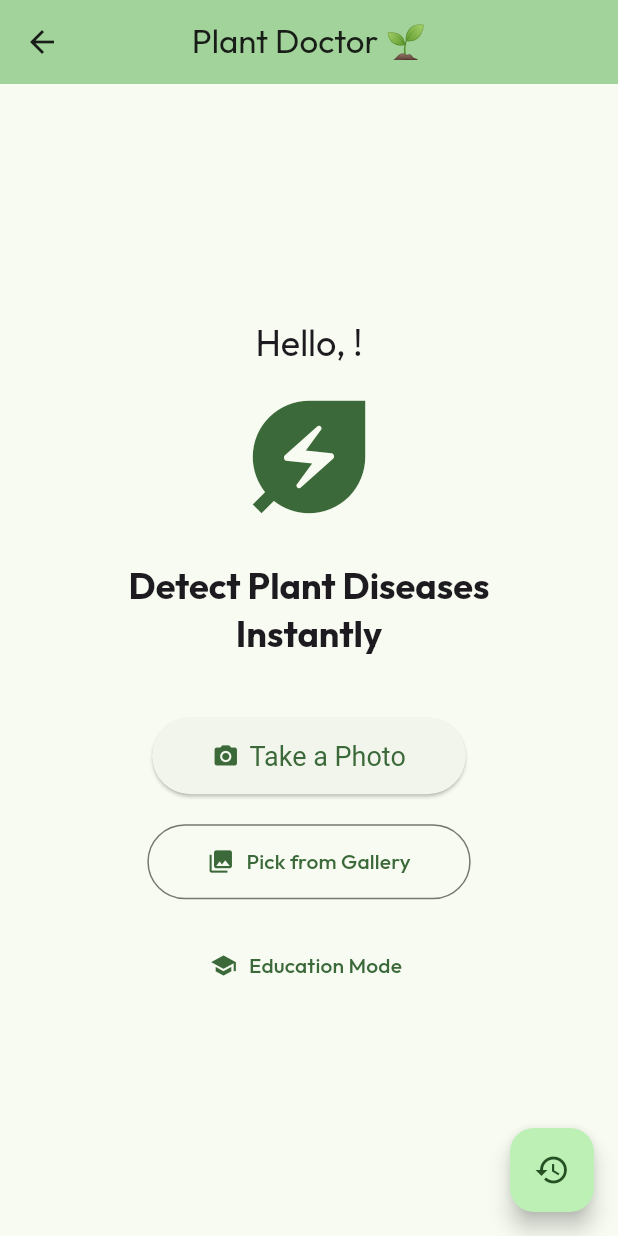
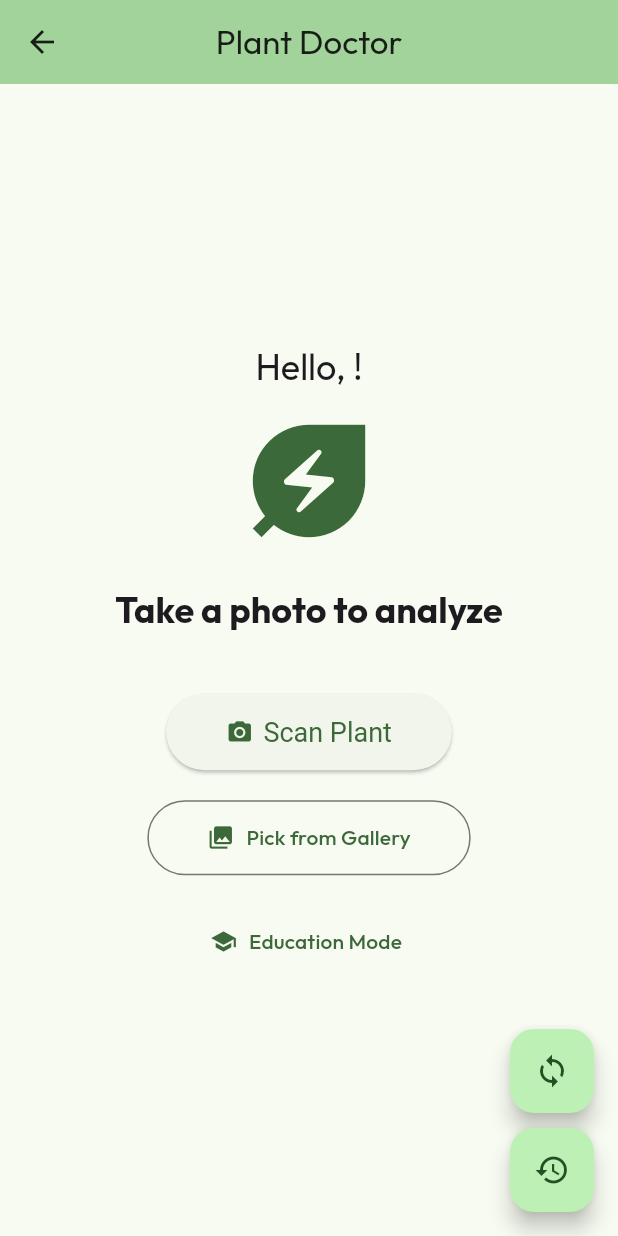
Before and after one commit to Gesi12340/AI-Plant-Disease-Detector, a Flutter app: the HomeScreen screen opened by its route, after a tap on "Pick from Gallery", on a phone screen of 412 x 824 dp. Run offline on Flutter 3.47's test engine with Material 3 defaults, Android fonts, the phone set to English and light mode, and no system bars; our stand-ins replace connectivity_plus, fl_chart, google_fonts, image_picker, percent_indicator, shared_preferences and 1 more; missing offline and left inert: tflite_flutter; accounts and stored records are empty; generated files the repository leaves out were written again.

Commit message:
feat: Add Multi-Language Support (EN/SW), Treatment Database, and Server Sync
- Multi-Language: Added flutter_localizations with English and Swahili ARB files
- Treatment DB: New treatments table with chemical/organic remedies per disease
- Server Sync: Wi-Fi-only cloud backup via SyncService with mock endpoint
- Updated all screens with localized strings
- Database migrated to version 2 with isSynced tracking

```diff
--- /dev/null
+++ b/mobile_app/l10n.yaml
@@ -0,0 +1,3 @@
+arb-dir: lib/l10n
+template-arb-file: app_en.arb
+output-localization-file: app_localizations.dart
--- a/mobile_app/lib/screens/home_screen.dart
+++ b/mobile_app/lib/screens/home_screen.dart
@@ -1,9 +1,11 @@
 import 'dart:io';
 import 'package:flutter/material.dart';
+import 'package:flutter_gen/gen_l10n/app_localizations.dart';
 import 'package:image_picker/image_picker.dart';
 import 'package:shared_preferences/shared_preferences.dart';
 import '../services/classifier_service.dart';
 import '../services/database_helper.dart';
+import '../services/sync_service.dart';
 import 'result_screen.dart';
 import 'history_screen.dart';
 import 'education_screen.dart';
@@ -25,6 +27,7 @@ class _HomeScreenState extends State<HomeScreen> {
     super.initState();
     _classifierService.loadModel();
     _loadUserName();
+    SyncService.instance.performSync();
   }
 
   String _userName = "Farmer";
@@ -77,7 +80,7 @@ class _HomeScreenState extends State<HomeScreen> {
   Widget build(BuildContext context) {
     return Scaffold(
       appBar: AppBar(
-        title: const Text('Plant Doctor 🌱'),
+        title: Text(AppLocalizations.of(context)!.appTitle),
         centerTitle: true,
         elevation: 0,
         backgroundColor: Theme.of(context).colorScheme.inversePrimary,
@@ -98,7 +101,7 @@ class _HomeScreenState extends State<HomeScreen> {
             ),
             const SizedBox(height: 20),
             Text(
-              'Detect Plant Diseases\nInstantly',
+              AppLocalizations.of(context)!.scanSubtitle,
               textAlign: TextAlign.center,
               style: Theme.of(context).textTheme.headlineSmall?.copyWith(
                     fontWeight: FontWeight.bold,
@@ -113,7 +116,7 @@ class _HomeScreenState extends State<HomeScreen> {
                   ElevatedButton.icon(
                     onPressed: () => _pickImage(ImageSource.camera),
                     icon: const Icon(Icons.camera_alt),
-                    label: const Text('Take a Photo'),
+                    label: Text(AppLocalizations.of(context)!.scanPlant),
                     style: ElevatedButton.styleFrom(
                       padding: const EdgeInsets.symmetric(
                           horizontal: 40, vertical: 15),
@@ -147,11 +150,33 @@ class _HomeScreenState extends State<HomeScreen> {
           ],
         ),
       ),
-      floatingActionButton: FloatingActionButton(
-        onPressed: () {
-            Navigator.push(context, MaterialPageRoute(builder: (c) => const HistoryScreen()));
-        },
-        child: const Icon(Icons.history),
+      floatingActionButton: Column(
+        mainAxisAlignment: MainAxisAlignment.end,
+        children: [
+          FloatingActionButton(
+            heroTag: 'syncBtn',
+            onPressed: () async {
+              ScaffoldMessenger.of(context).showSnackBar(
+                SnackBar(content: Text(AppLocalizations.of(context)!.startSync)),
+              );
+              await SyncService.instance.performSync();
+              if (mounted) {
+                ScaffoldMessenger.of(context).showSnackBar(
+                  SnackBar(content: Text(AppLocalizations.of(context)!.syncComplete)),
+                );
+              }
+            },
+            child: const Icon(Icons.sync),
+          ),
+          const SizedBox(height: 10),
+          FloatingActionButton(
+            heroTag: 'historyBtn',
+            onPressed: () {
+              Navigator.push(context, MaterialPageRoute(builder: (c) => const HistoryScreen()));
+            },
+            child: const Icon(Icons.history),
+          ),
+        ],
       ),
     );
   }
--- /dev/null
+++ b/mobile_app/lib/services/sync_service.dart
@@ -0,0 +1,64 @@
+import 'package:connectivity_plus/connectivity_plus.dart';
+import 'package:http/http.dart' as http;
+import 'dart:convert';
+import 'database_helper.dart';
+
+class SyncService {
+  static final SyncService instance = SyncService._init();
+  SyncService._init();
+
+  bool _isSyncing = false;
+  bool get isSyncing => _isSyncing;
+
+  Future<void> performSync() async {
+    if (_isSyncing) return;
+
+    // 1. Check Connectivity
+    var connectivityResult = await (Connectivity().checkConnectivity());
+    if (connectivityResult != ConnectivityResult.wifi) {
+      print("Sync skipped: Wi-Fi not available");
+      return;
+    }
+
+    _isSyncing = true;
+    try {
+      // 2. Fetch Unsynced Scans
+      List<ScanResult> unsynced = await DatabaseHelper.instance.getUnsyncedScans();
+      if (unsynced.isEmpty) {
+        print("Nothing to sync");
+        return;
+      }
+
+      print("Syncing ${unsynced.length} records...");
+
+      // 3. Mock Upload Loop
+      for (var scan in unsynced) {
+        bool success = await _mockUpload(scan);
+        if (success) {
+          await DatabaseHelper.instance.markAsSynced(scan.id!);
+        }
+      }
+
+      print("Sync completed successfully");
+    } catch (e) {
+      print("Sync failed: $e");
+    } finally {
+      _isSyncing = false;
+    }
+  }
+
+  Future<bool> _mockUpload(ScanResult scan) async {
+    // Simulate network delay
+    await Future.delayed(const Duration(seconds: 1));
+
+    // In a real app, you would do something like:
+    // final response = await http.post(
+    //   Uri.parse('https://your-api.com/v1/sync'),
+    //   body: jsonEncode(scan.toMap()),
+    // );
+    // return response.statusCode == 200;
+
+    print("Mock uploaded scan: ${scan.diseaseName}");
+    return true; // Assume success for mock
+  }
+}
--- a/mobile_app/pubspec.yaml
+++ b/mobile_app/pubspec.yaml
@@ -25,6 +25,12 @@ dependencies:
   shared_preferences: ^2.2.0
   # Charts
   fl_chart: ^0.63.0
+  # Helper
+  connectivity_plus: ^5.0.2
+  http: ^1.1.0
+
+  flutter_localizations:
+    sdk: flutter
 
 dev_dependencies:
   flutter_test:
```
Also changed, not shown: mobile_app/lib/l10n/app_en.arb (added, +39 -0 lines), mobile_app/lib/l10n/app_sw.arb (added, +39 -0 lines), mobile_app/lib/main.dart (+12 -0 lines), mobile_app/lib/screens/education_screen.dart (+12 -11 lines), mobile_app/lib/screens/history_screen.dart (+4 -4 lines), mobile_app/lib/screens/login_screen.dart (+10 -9 lines), mobile_app/lib/screens/result_screen.dart (+48 -20 lines), mobile_app/lib/services/database_helper.dart (+89 -3 lines).
